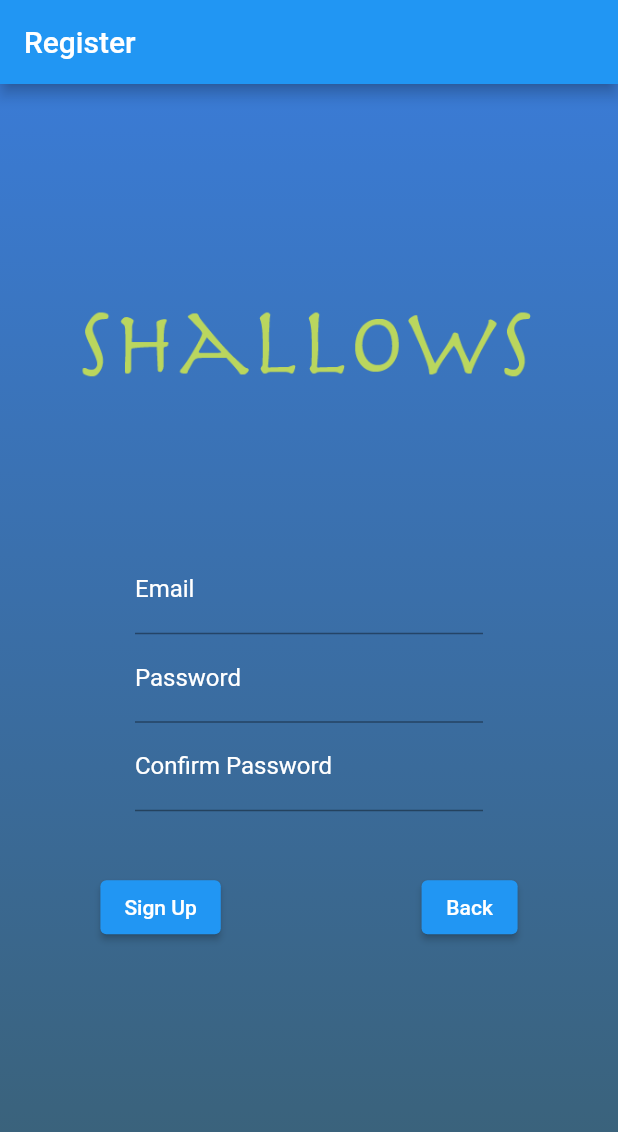
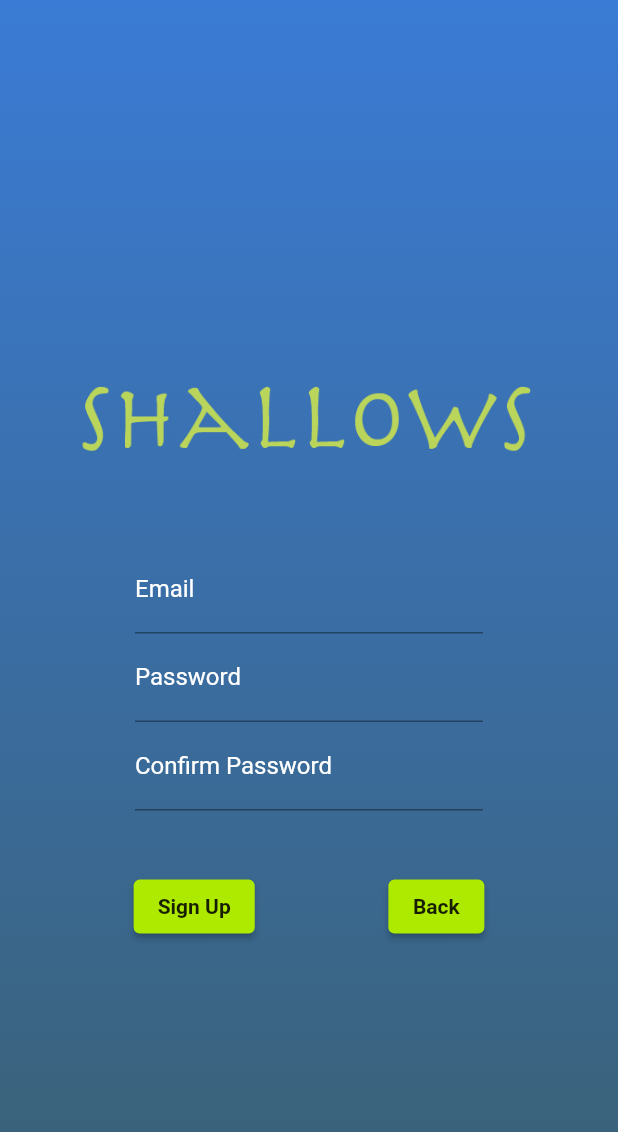
Before and after one commit to Jakoo13/shallowscrystal, a Flutter app: the screen it shows after launch, after a tap on "Sign Up", on a phone screen of 412 x 824 dp. Shown: the top 1132 px of the screen. Run offline on Flutter 3.47's test engine with Material 2 defaults, Android fonts, the light colour scheme and no system bars; our stand-ins replace cloud_firestore, firebase_auth, firebase_core, page_transition; accounts and stored records are empty.

Commit message:
updated colors

```diff
--- a/lib/screens/authenticate/register.dart
+++ b/lib/screens/authenticate/register.dart
@@ -1,6 +1,7 @@
 import 'package:flutter/material.dart';
 import 'package:firebase_auth/firebase_auth.dart';
 import 'package:shallows/services/auth_service.dart';
+//import 'package:shallows/screens/authenticate/residenceDropDown.dart';
 
 class Register extends StatefulWidget {
   const Register({Key? key}) : super(key: key);
@@ -20,11 +21,9 @@ class _RegisterState extends State<Register> {
   @override
   Widget build(BuildContext context) {
     User? user = FirebaseAuth.instance.currentUser;
+
     return MaterialApp(
       home: Scaffold(
-        appBar: AppBar(
-          title: Text('Register'),
-        ),
         body: Container(
           decoration: new BoxDecoration(
             gradient: new LinearGradient(
@@ -40,22 +39,8 @@ class _RegisterState extends State<Register> {
             key: _formKey,
             child: Center(
               child: Column(
-                mainAxisAlignment: MainAxisAlignment.start,
+                mainAxisAlignment: MainAxisAlignment.center,
                 children: [
-                  SizedBox(
-                    height: 90,
-                  ),
-                  // RichText(
-                  //   text: TextSpan(
-                  //     text: 'Welcome to',
-                  //     style: TextStyle(
-                  //       fontSize: 25.0,
-                  //       fontWeight: FontWeight.bold,
-                  //       color: Colors.yellow,
-                  //     ),
-                  //   ),
-                  // ),
-                  SizedBox(height: 0),
                   AnimatedOpacity(
                     opacity: .7,
                     //_currentOpacity fix this later
@@ -68,7 +53,6 @@ class _RegisterState extends State<Register> {
                       ),
                     ),
                   ),
-                  SizedBox(height: 50),
                   Padding(
                     padding: const EdgeInsets.symmetric(
                       horizontal: 90,
@@ -76,6 +60,7 @@ class _RegisterState extends State<Register> {
                     child: TextFormField(
                       controller: emailController,
                       validator: validateEmail,
+                      keyboardType: TextInputType.emailAddress,
                       decoration: InputDecoration(
                         labelText: "Email",
                         labelStyle: TextStyle(
@@ -90,6 +75,12 @@ class _RegisterState extends State<Register> {
                       ),
                     ),
                   ),
+                  // Padding(
+                  //   padding: const EdgeInsets.symmetric(
+                  //     horizontal: 90,
+                  //   ),
+                  //   child: ResidenceDropdown(),
+                  // ),
                   Padding(
                     padding: const EdgeInsets.only(
                       left: 90,
@@ -146,9 +137,17 @@ class _RegisterState extends State<Register> {
                     ),
                   ),
                   Row(
-                    mainAxisAlignment: MainAxisAlignment.spaceAround,
+                    mainAxisAlignment: MainAxisAlignment.spaceEvenly,
                     children: [
                       ElevatedButton(
+                        style: ElevatedButton.styleFrom(
+                          primary: Colors.limeAccent[700],
+                          onPrimary: Colors.black87,
+                          textStyle: TextStyle(
+                            fontWeight: FontWeight.bold,
+                            color: Colors.grey,
+                          ),
+                        ),
                         child: isLoading
                             ? CircularProgressIndicator(color: Colors.white)
                             : Text('Sign Up'),
@@ -162,6 +161,7 @@ class _RegisterState extends State<Register> {
                                       emailController.text,
                                       passwordController.text,
                                     );
+
                                     if (result == null) {
                                       print('error registering');
                                     } else {
@@ -179,6 +179,14 @@ class _RegisterState extends State<Register> {
                       ),
                       ElevatedButton(
                         child: Text('Back'),
+                        style: ElevatedButton.styleFrom(
+                          primary: Colors.limeAccent[700],
+                          onPrimary: Colors.black87,
+                          textStyle: TextStyle(
+                            fontWeight: FontWeight.bold,
+                            color: Colors.grey,
+                          ),
+                        ),
                         onPressed: () {
                           Navigator.pop(context);
                         },
@@ -220,3 +228,14 @@ String? validatePassword(String? formPassword) {
 
   return null;
 }
+// child: DropdownButtonHideUnderline(
+//                       child: DropdownButton<String>(
+//                         value: null,
+//                         items: currentResidences.map((String value) {
+//                           return DropdownMenuItem<String>(
+//                             value: value,
+//                             child: Text(value),
+//                           );
+//                         }).toList(),
+//                       ),
+//                     ),
--- a/lib/screens/authenticate/sign_in.dart
+++ b/lib/screens/authenticate/sign_in.dart
@@ -54,6 +54,7 @@ class _SignInState extends State<SignIn> {
                   Padding(
                     padding: const EdgeInsets.symmetric(
                       horizontal: 90,
+                      vertical: 10,
                     ),
                     child: TextFormField(
                       controller: emailController,
@@ -76,7 +77,7 @@ class _SignInState extends State<SignIn> {
                     padding: const EdgeInsets.only(
                       left: 90,
                       right: 90,
-                      bottom: 40,
+                      bottom: 0,
                     ),
                     child: TextFormField(
                       controller: passwordController,
@@ -101,17 +102,32 @@ class _SignInState extends State<SignIn> {
                     child: Text(errorMessage),
                   ),
                   Row(
-                    mainAxisAlignment: MainAxisAlignment.spaceAround,
+                    mainAxisAlignment: MainAxisAlignment.spaceEvenly,
                     children: [
-                      ElevatedButton(
-                        child: Text('Sign In'),
+                      Column(
+                        children: [
+                          Padding(
+                            padding: const EdgeInsets.only(
+                              top: 15.0,
+                              left: 20,
+                            ),
+                            child: ElevatedButton(
+                              child: Text('Login'),
+                              style: ElevatedButton.styleFrom(
+                                primary: Colors.limeAccent[700],
+                                onPrimary: Colors.black87,
+                                textStyle: TextStyle(
+                                  fontWeight: FontWeight.bold,
+                                  color: Colors.grey,
+                                ),
+                              ),
                               onPressed: user != null
                                   ? null
                                   : () async {
                                       if (_formKey.currentState!.validate()) {
                                         try {
-                                    dynamic result =
-                                        await _auth.signInWithEmailAndPassword(
+                                          dynamic result = await _auth
+                                              .signInWithEmailAndPassword(
                                                   emailController.text,
                                                   passwordController.text);
                                           if (result == null) {
@@ -129,8 +145,46 @@ class _SignInState extends State<SignIn> {
                                       }
                                     },
                             ),
-                      ElevatedButton(
+                          ),
+                        ],
+                      ),
+                      Column(
+                        children: [
+                          Padding(
+                            padding: EdgeInsets.only(
+                              right: 0,
+                            ),
+                            child: TextButton(
+                              child: Text('Forgot Password?'),
+                              onPressed: () {},
+                              style: TextButton.styleFrom(
+                                primary: Colors.limeAccent[700],
+                              ),
+                            ),
+                          ),
+                        ],
+                      ),
+                    ],
+                  ),
+                  Padding(
+                    padding: const EdgeInsets.only(top: 40.0),
+                    child: Row(
+                      mainAxisAlignment: MainAxisAlignment.center,
+                      children: [
+                        Text(
+                          'Don\'t have an account?',
+                          style: TextStyle(
+                            color: Colors.black87,
+                            fontSize: 15,
+                          ),
+                        ),
+                        TextButton(
                           child: Text('Sign Up'),
+                          style: TextButton.styleFrom(
+                              primary: Colors.limeAccent[700],
+                              textStyle: TextStyle(
+                                decoration: TextDecoration.underline,
+                              )),
                           onPressed: () {
                             Navigator.push(
                                 context,
@@ -143,6 +197,7 @@ class _SignInState extends State<SignIn> {
                         ),
                       ],
                     ),
+                  )
                 ],
               ),
             ),
--- a/lib/screens/lake_page/skier-animation.dart
+++ b/lib/screens/lake_page/skier-animation.dart
@@ -26,8 +26,8 @@ class _SkierAnimationState extends State<SkierAnimation>
 
   @override
   void dispose() {
+    _controller.dispose();
     super.dispose();
-    _controller.dispose();
   }
 
   @override
```
Also changed, not shown: lib/screens/authenticate/residenceDropDown.dart (added, +35 -0 lines), lib/screens/lake_page/lake.dart (+5 -3 lines), lib/services/database.dart (+23 -0 lines), 84 other files. Lines whose indentation alone changed are shown as unchanged.
